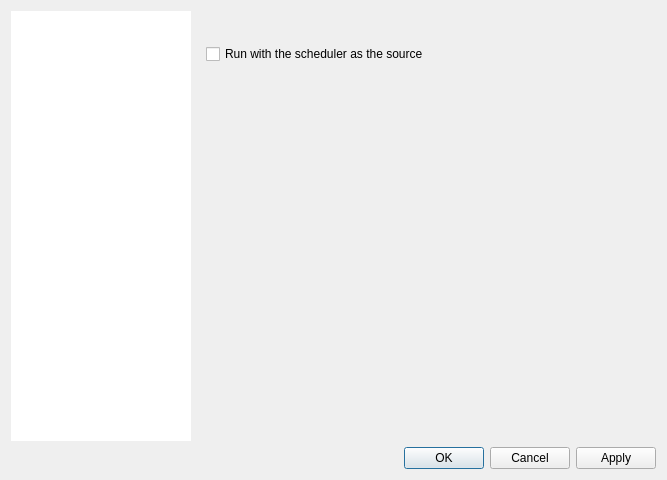
karakirimu/AutoBatchTools, file src/ProfileEditor/settingdialog/settingdialog.ui: the form before one commit.
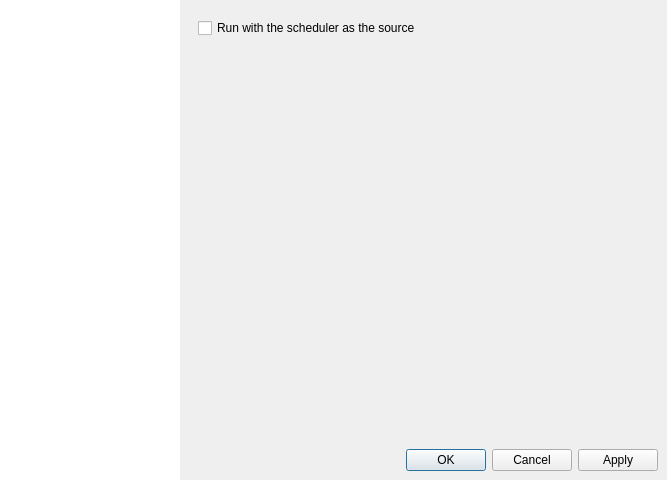
The form after the commit. The open tabs and pages were chosen to show the change. Icons and pictures are not drawn. Custom widgets are drawn as their Qt base class.

Patch:
```diff
--- a/src/ProfileEditor/settingdialog/settingdialog.ui
+++ b/src/ProfileEditor/settingdialog/settingdialog.ui
@@ -17,12 +17,9 @@
    <iconset resource="../../../res/resources.qrc">
     <normaloff>:/default_icons/settings.png</normaloff>:/default_icons/settings.png</iconset>
   </property>
-  <layout class="QVBoxLayout" name="verticalLayout">
-   <item>
-    <widget class="QWidget" name="hWid" native="true">
-     <layout class="QHBoxLayout" name="horizontalLayout">
+  <layout class="QHBoxLayout" name="horizontalLayout_2">
       <property name="spacing">
-       <number>6</number>
+    <number>0</number>
       </property>
       <property name="leftMargin">
        <number>0</number>
@@ -59,6 +56,9 @@
         <property name="styleSheet">
          <string notr="true">border : 0px</string>
         </property>
+     <property name="frameShape">
+      <enum>QFrame::NoFrame</enum>
+     </property>
         <property name="resizeMode">
          <enum>QListView::Fixed</enum>
         </property>
@@ -68,6 +68,21 @@
        </widget>
       </item>
       <item>
+    <widget class="QWidget" name="hWid" native="true">
+     <layout class="QVBoxLayout" name="verticalLayout">
+      <property name="leftMargin">
+       <number>9</number>
+      </property>
+      <property name="topMargin">
+       <number>9</number>
+      </property>
+      <property name="rightMargin">
+       <number>9</number>
+      </property>
+      <property name="bottomMargin">
+       <number>9</number>
+      </property>
+      <item>
        <widget class="QScrollArea" name="scrollArea">
         <property name="sizePolicy">
          <sizepolicy hsizetype="Expanding" vsizetype="Expanding">
@@ -76,7 +91,10 @@
          </sizepolicy>
         </property>
         <property name="styleSheet">
-         <string notr="true">QScrollArea {border : 0px}</string>
+         <string notr="true"/>
+        </property>
+        <property name="frameShape">
+         <enum>QFrame::NoFrame</enum>
         </property>
         <property name="lineWidth">
          <number>1</number>
@@ -89,7 +107,7 @@
           <rect>
            <x>0</x>
            <y>0</y>
-           <width>463</width>
+           <width>469</width>
            <height>436</height>
           </rect>
          </property>
@@ -304,22 +322,6 @@
             </widget>
             <widget class="QWidget" name="settingtest">
              <layout class="QVBoxLayout" name="verticalLayout_6">
-              <item>
-               <spacer name="verticalSpacer_4">
-                <property name="orientation">
-                 <enum>Qt::Vertical</enum>
-                </property>
-                <property name="sizeType">
-                 <enum>QSizePolicy::Fixed</enum>
-                </property>
-                <property name="sizeHint" stdset="0">
-                 <size>
-                  <width>20</width>
-                  <height>24</height>
-                 </size>
-                </property>
-               </spacer>
-              </item>
               <item>
                <widget class="QCheckBox" name="fakeresidentCheckBox">
                 <property name="text">
@@ -535,9 +537,6 @@
         </widget>
        </widget>
       </item>
-     </layout>
-    </widget>
-   </item>
    <item>
     <widget class="QDialogButtonBox" name="buttonBox">
      <property name="orientation">
@@ -546,6 +545,9 @@
      <property name="standardButtons">
       <set>QDialogButtonBox::Apply|QDialogButtonBox::Cancel|QDialogButtonBox::Ok</set>
      </property>
+       </widget>
+      </item>
+     </layout>
     </widget>
    </item>
   </layout>
```
Left out of the diff: 14 changed lines with no effect on the pictures. Lines whose indentation alone changed are shown as unchanged.
